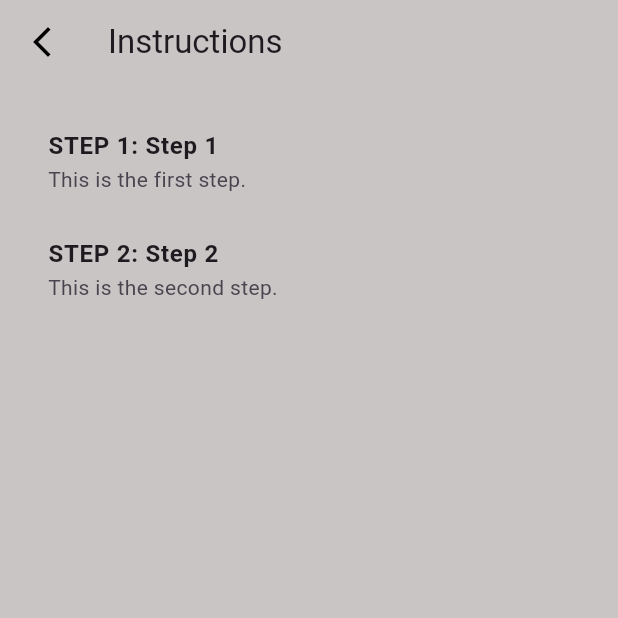
After one commit to VINURIRODRIGO/Artographia, a Flutter app: the BottomNavigationBarExample screen opened directly, after a tap on "Camara", after a tap on the "arrow back ios new" icon, after a tap on "INSTRUCTIONS", on a phone screen of 412 x 824 dp, the top half of it. The commit adds this screen. Run offline on Flutter 3.47's test engine with Material 3 defaults, Android fonts, the phone set to English and light mode, and no system bars; our stand-ins replace camera, cloud_firestore, firebase_auth, firebase_core, firebase_storage, google_sign_in and 3 more; missing offline and left inert: clipboard, dart:ffi, emoji_regex, html2md; accounts and stored records are empty.

Commit message:
edit apps

```diff
--- /dev/null
+++ b/example/image_classification_mobilenet/lib/components/instructions/instructions.dart
@@ -0,0 +1,77 @@
+import 'package:flutter/material.dart';
+import 'package:image_classification_mobilenet/components/chat/contants/colors.dart';
+import '../../pages/home_page.dart';
+
+class InstructionsScreen extends StatefulWidget {
+  const InstructionsScreen({super.key});
+
+  @override
+  State<InstructionsScreen> createState() => _InstructionsScreenState();
+}
+
+class _InstructionsScreenState extends State<InstructionsScreen> {
+  @override
+  Widget build(BuildContext context) {
+    return Scaffold(
+      appBar: AppBar(
+        forceMaterialTransparency: true,
+        title: const Text('Instructions'),
+        leading: IconButton(
+          onPressed: () {
+            Navigator.pushReplacement(
+              context,
+              MaterialPageRoute(
+                builder: (context) => const HomePage(),
+              ),
+            );
+          },
+          icon: const Icon(
+            Icons.arrow_back_ios_new,
+            color: Colors.black,
+          ),
+        ),
+      ),
+      backgroundColor: CustomColors.background,
+      body: ListView(
+        padding: const EdgeInsets.all(16.0),
+        children: const [
+          StepWidget(
+            stepNumber: 1,
+            title: 'Step 1',
+            description: 'This is the first step.', key: Key('step_1'),
+          ),
+          StepWidget(
+            stepNumber: 2,
+            title: 'Step 2',
+            description: 'This is the second step.', key: Key('step_2'),
+          ),
+
+        ],
+      ),
+    );
+  }
+}
+
+class StepWidget extends StatelessWidget {
+  final int stepNumber;
+  final String title;
+  final String description;
+
+  const StepWidget({
+    required Key key,
+    required this.stepNumber,
+    required this.title,
+    required this.description,
+  }) : super(key: key);
+
+  @override
+  Widget build(BuildContext context) {
+    return ListTile(
+      title: Text(
+        'STEP $stepNumber: $title',
+        style: const TextStyle(fontWeight: FontWeight.bold),
+      ),
+      subtitle: Text(description),
+    );
+  }
+}
--- a/example/image_classification_mobilenet/lib/components/upload/ui/camera.dart
+++ b/example/image_classification_mobilenet/lib/components/upload/ui/camera.dart
@@ -1,7 +1,6 @@
 import 'dart:io';
 import 'package:camera/camera.dart';
 import 'package:cloud_firestore/cloud_firestore.dart';
-import 'package:firebase_storage/firebase_storage.dart';
 import 'package:flutter/material.dart';
 import 'package:logger/logger.dart';
 import '../helper/image_classification_helper.dart';
--- a/example/image_classification_mobilenet/lib/components/upload/ui/gallery.dart
+++ b/example/image_classification_mobilenet/lib/components/upload/ui/gallery.dart
@@ -51,7 +51,6 @@ class _GalleryScreenState extends State<GalleryScreen> {
   }
 
   Future<void> reportFeedback() async {
-
     String uploadedImageName = "";
 
     if (imagePath != null) {
@@ -96,8 +95,17 @@ class _GalleryScreenState extends State<GalleryScreen> {
       isHealthyButtonSelected = false;
       isPatientButtonSelected = false;
     });
-    if (imagePath != null) {
 
+    final XFile? pickedFile = await imagePicker.pickImage(
+      source: ImageSource.gallery,
+    );
+
+    if (pickedFile != null) {
+      // Check the file extension of the picked image
+      if (pickedFile.path.endsWith('.jpg') ||
+          pickedFile.path.endsWith('.png') ||
+          pickedFile.path.endsWith('.jpeg')) {
+        imagePath = pickedFile.path;
         final imageData = File(imagePath!).readAsBytesSync();
         image = img.decodeImage(imageData);
         setState(() {});
@@ -108,6 +116,25 @@ class _GalleryScreenState extends State<GalleryScreen> {
     setState(() {
       isLoading = false;
     });
+        showButtons = true; // Set showButtons to true when image is processed
+      } else {
+        // Display an error message if the selected file extension is not allowed
+        showDialog(
+          context: context,
+          builder: (BuildContext context) {
+            return AlertDialog(
+              title: const Text('Invalid File'),
+              content: const Text('Please select a .jpg, .png, or .jpeg file.'),
+              actions: [
+                TextButton(
+                  onPressed: () => Navigator.of(context).pop(),
+                  child: const Text('OK'),
+                ),
+              ],
+            );
+          },
+        );
+      }
     }
 
   @override
--- a/example/image_classification_mobilenet/lib/pages/home_page.dart
+++ b/example/image_classification_mobilenet/lib/pages/home_page.dart
@@ -8,6 +8,8 @@ import 'package:flutter/cupertino.dart';
 import 'package:flutter/material.dart';
 import 'package:firebase_auth/firebase_auth.dart';
 import 'package:image_classification_mobilenet/pages/upload_page.dart';
+
+import '../components/instructions/instructions.dart';
 
 class HomePage extends StatefulWidget {
   const HomePage({super.key});
@@ -96,7 +98,7 @@ class _MyHomePageState extends State<HomePage> {
                           .textTheme
                           .headlineSmall
                           ?.copyWith(color: Colors.white)),
-                  subtitle: Text('Good Morning',
+                  subtitle: Text('Welcome to Artographia!',
                       style: Theme.of(context)
                           .textTheme
                           .titleMedium
@@ -138,6 +140,8 @@ class _MyHomePageState extends State<HomePage> {
                       'ParkinSpiral', CupertinoIcons.add_circled, Colors.teal),
                   itemDashboard(
                       'Notes', CupertinoIcons.question_circle, Colors.blue),
+                  itemDashboard(
+                      'Instructions', CupertinoIcons.question_circle, const Color.fromARGB(255, 225, 132, 125)),
                 ],
               ),
             ),
@@ -170,6 +174,16 @@ class _MyHomePageState extends State<HomePage> {
           Navigator.push(
             context,
             MaterialPageRoute(builder: (context) => const ChatScreen()),
+          );
+        },
+        child: _buildDashboardItem(title, iconData, background),
+      );
+    } else if (title == 'Instructions') {
+      return GestureDetector(
+        onTap: () {
+          Navigator.push(
+            context,
+            MaterialPageRoute(builder: (context) => const InstructionsScreen()),
           );
         },
         child: _buildDashboardItem(title, iconData, background),
```
Lines whose indentation alone changed are shown as unchanged.
